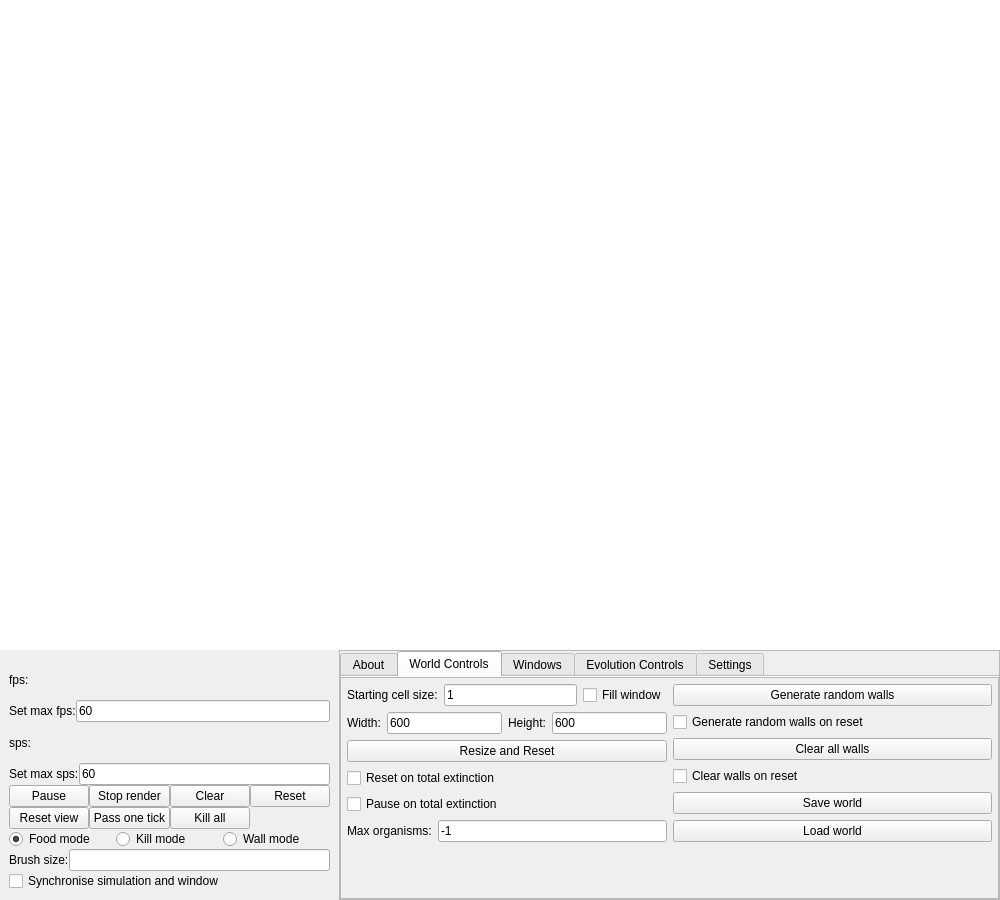
Above: Source/UiFiles/mainwindow.ui from SuperSpaceEye/LifeEngineExtended before the change. Below: the same form after it.
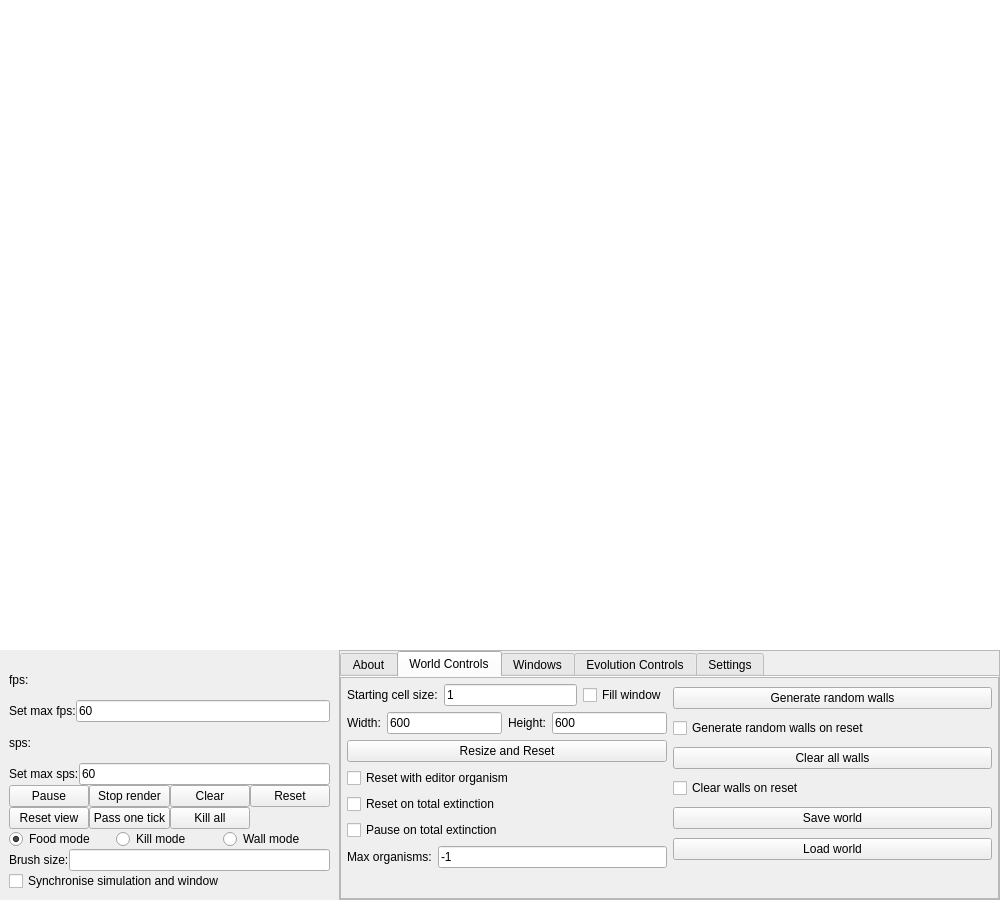
That is the form after the change.

Patch:
```diff
--- a/Source/UiFiles/mainwindow.ui
+++ b/Source/UiFiles/mainwindow.ui
@@ -490,8 +490,8 @@
                  <rect>
                   <x>0</x>
                   <y>0</y>
-                  <width>620</width>
-                  <height>217</height>
+                  <width>606</width>
+                  <height>233</height>
                  </rect>
                 </property>
                 <property name="sizePolicy">
@@ -620,6 +620,13 @@
                           </property>
                          </widget>
                         </item>
+                        <item>
+                         <widget class="QCheckBox" name="cb_reset_with_editor_organism">
+                          <property name="text">
+                           <string>Reset with editor organism</string>
+                          </property>
+                         </widget>
+                        </item>
                         <item>
                          <widget class="QCheckBox" name="cb_reset_on_total_extinction">
                           <property name="text">
```
Left out of the diff: 19 changed lines with no effect on the pictures.
